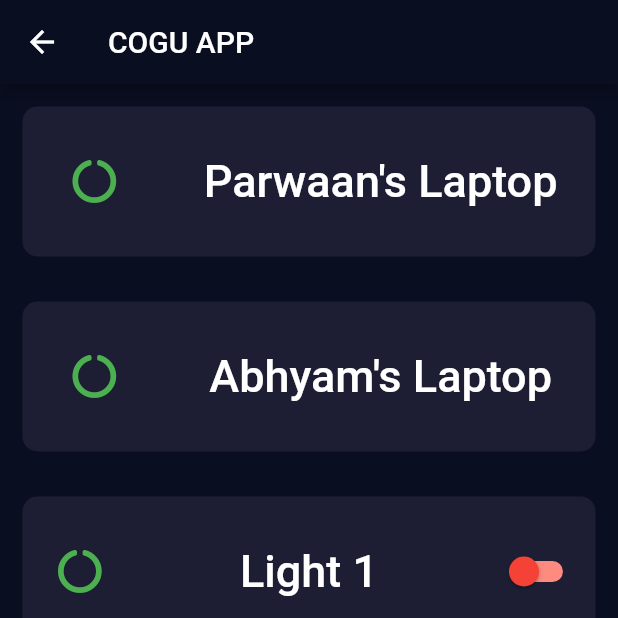
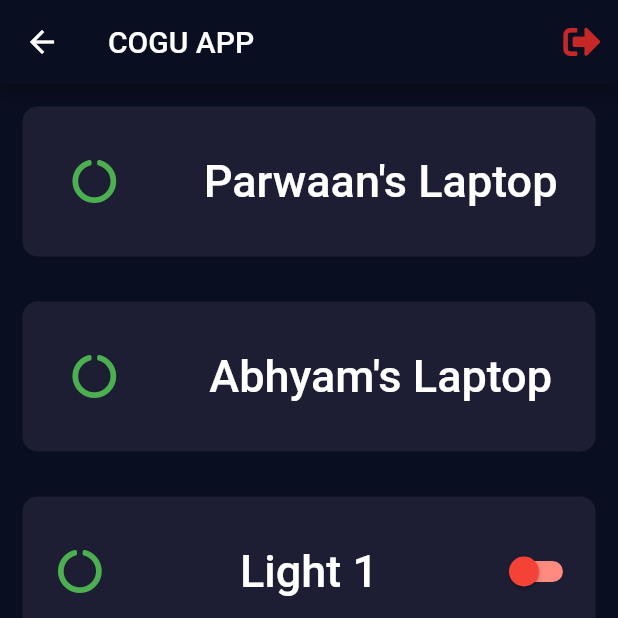
Before and after one commit to ParwaanVirk/EngRemoteControl, a Flutter app: the DeviceScreen screen opened by its route, on a phone screen of 412 x 824 dp, the top half of it. Run offline on Flutter 3.47's test engine with Material 2 defaults, Android fonts, the phone set to English and light mode, and no system bars; our stand-ins replace font_awesome_flutter.

```diff
--- a/lib/devices_screen.dart
+++ b/lib/devices_screen.dart
@@ -14,7 +14,23 @@ class _DeviceScreenState extends State<DeviceScreen> {
   @override
   Widget build(BuildContext context) {
     return Scaffold(
-      appBar: AppBar(title: Text('COGU APP')),
+      appBar: AppBar(
+        title: Text(
+          'COGU APP',
+        ),
+        actions: <Widget>[
+          IconButton(
+            icon: Icon(
+              FontAwesomeIcons.signOutAlt,
+              size: 25.0,
+              color: Colors.red[800],
+            ),
+            onPressed: () {
+              Navigator.pop(context);
+            },
+          ),
+        ],
+      ),
       body: Column(
         crossAxisAlignment: CrossAxisAlignment.stretch,
         mainAxisAlignment: MainAxisAlignment.center,
--- a/lib/main.dart
+++ b/lib/main.dart
@@ -21,8 +21,8 @@ class COGU extends StatelessWidget {
         ),
         accentColor: Colors.purple,
       ),
-      home: DeviceScreen(),
-      initialRoute: 'devices_screen',
+      home: WelcomeScreen(),
+      initialRoute: 'welcome_screen',
       routes: {
         'welcome_screen': (context) => WelcomeScreen(),
         'login_screen': (context) => LoginScreen(),
--- a/lib/welcome_screen.dart
+++ b/lib/welcome_screen.dart
@@ -39,7 +39,7 @@ class _WelcomeScreenState extends State<WelcomeScreen>
   @override
   Widget build(BuildContext context) {
     return Scaffold(
-      backgroundColor: Colors.white,
+      // backgroundColor: Colors.white,
       body: Padding(
         padding: EdgeInsets.symmetric(horizontal: 24.0),
         child: Column(
@@ -47,6 +47,7 @@ class _WelcomeScreenState extends State<WelcomeScreen>
           crossAxisAlignment: CrossAxisAlignment.stretch,
           children: <Widget>[
             Row(
+              mainAxisAlignment: MainAxisAlignment.center,
               children: <Widget>[
                 Hero(
                   tag: 'logo',
@@ -56,10 +57,11 @@ class _WelcomeScreenState extends State<WelcomeScreen>
                   ),
                 ),
                 Text(
-                  'Flash Chat',
+                  'COGU',
                   style: TextStyle(
                     fontSize: 45.0,
                     fontWeight: FontWeight.w900,
+                    color: Colors.white,
                   ),
                 ),
               ],
--- a/pubspec.yaml
+++ b/pubspec.yaml
@@ -46,8 +46,8 @@ flutter:
   uses-material-design: true
 
   # To add assets to your application, add an assets section, like this:
-  # assets:
-  #   - images/a_dot_burr.jpeg
+  assets:
+    - images/
   #   - images/a_dot_ham.jpeg
 
   # An image asset can refer to one or more resolution-specific "variants", see
```
Also changed, not shown: lib/login_screen.dart (+18 -4 lines), lib/registration_screen.dart (+28 -11 lines), images/logo.png (added).
